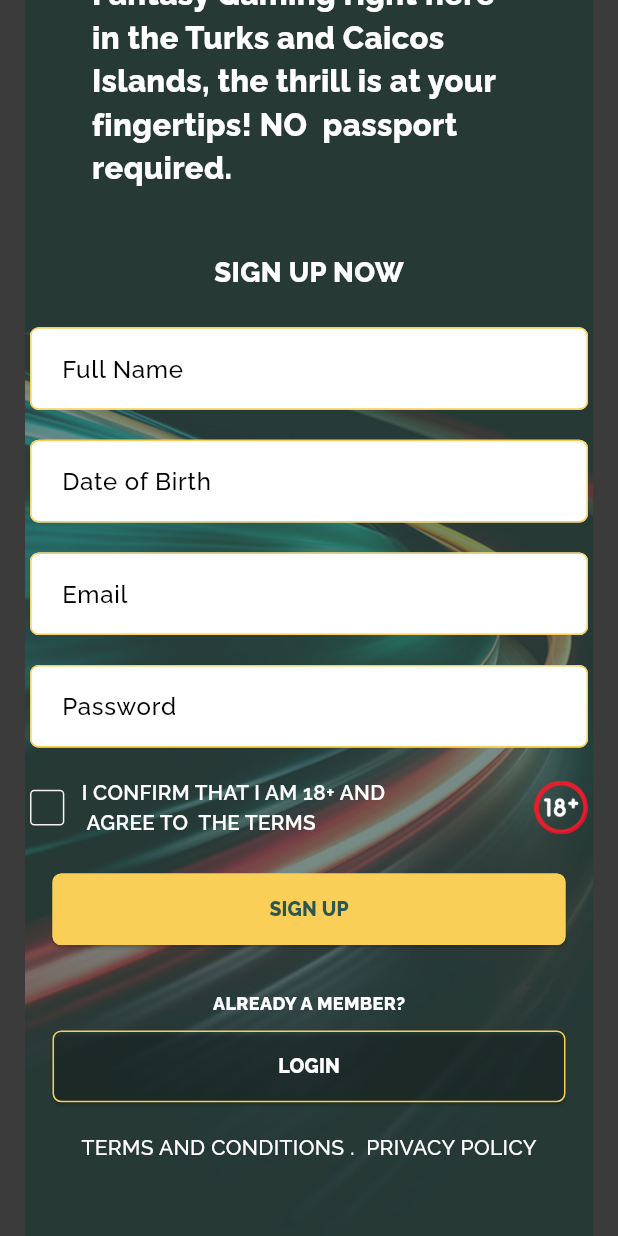
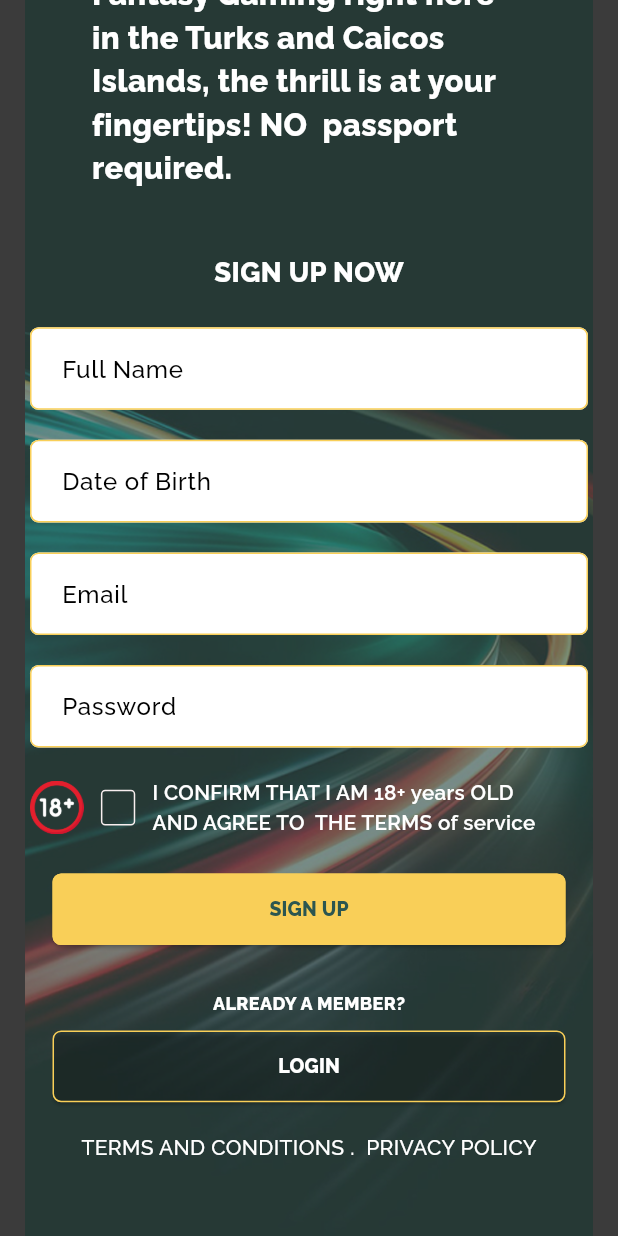
Before and after one commit to JZtechDev/fmlfantasy, a Flutter app: the screen it shows after launch, scrolled down 204 dp, on a phone screen of 412 x 824 dp. Run offline on Flutter 3.47's test engine with Material 3 defaults, Android fonts, the phone set to English and light mode, and no system bars; our stand-ins replace animate_do, country_picker, dio, dropdown_button2, easy_stepper, fl_chart and 18 more; missing offline and left inert: carousel_slider_plus, clipboard, flutter_idensic_mobile_sdk_plugin, local_session_timeout; project files that could hold a hidden picture were left out.

Commit message:
ui chnages

```diff
--- a/lib/app/app pages/app_pages.dart
+++ b/lib/app/app pages/app_pages.dart
@@ -49,7 +49,11 @@ class AppPages {
     //   page: () => const NewAuthView(),
     // ),
     GetPage(name: AppRoutes.otp, page: () => const OtpView()),
-    GetPage(name: AppRoutes.registerUser, page: () => const RegisterView()),
+    GetPage(
+        name: AppRoutes.registerUser,
+        page: () => const RegisterView(),
+        transition: Transition.fadeIn,
+        transitionDuration: const Duration(milliseconds: 1500)),
     GetPage(name: AppRoutes.loginView, page: () => const LoginView()),
     GetPage(name: AppRoutes.succesView, page: () => const SuccessView()),
     GetPage(
@@ -110,7 +114,10 @@ class AppPages {
     GetPage(name: AppRoutes.friendsView, page: () => const FriendsView()),
     GetPage(
         name: AppRoutes.playersStatsView, page: () => const PlayersStatsView()),
-    GetPage(name: AppRoutes.dashboardView, page: () => const DashboardView()),
+    GetPage(
+        name: AppRoutes.dashboardView,
+        page: () => const DashboardView(),
+        transitionDuration: const Duration(milliseconds: 1000)),
     GetPage(name: AppRoutes.playersView, page: () => const PlayersView()),
     GetPage(name: AppRoutes.teamsView, page: () => const TeamsView()),
     GetPage(
--- a/lib/app/app_images/app_images.dart
+++ b/lib/app/app_images/app_images.dart
@@ -23,7 +23,7 @@ class AppImages {
   static const String americanFootballsvg =
       'assets/sports_icon/png/american_football.png';
   static const String baseballsvg = 'assets/sports_icon/png/baseBall.png';
-  static const String iceHockeysvg = 'assets/sports_icon/png/hockey.png';
+  static const String iceHockeysvg = 'assets/new_images/hockey.png';
 
   //home
   static const String searchMenu = 'assets/icons/screenmenu.svg';
--- a/lib/ui/views/new_auth/register_view.dart
+++ b/lib/ui/views/new_auth/register_view.dart
@@ -1,3 +1,4 @@
+import 'package:animate_do/animate_do.dart';
 import 'package:fmlfantasy/app/app_images/app_images.dart';
 import 'package:fmlfantasy/app/app_sizings.dart';
 import 'package:fmlfantasy/app/textstyles/textstyle.dart';
@@ -31,11 +32,44 @@ class RegisterView extends StatelessWidget {
                     mainAxisAlignment: MainAxisAlignment.start,
                     crossAxisAlignment: CrossAxisAlignment.center,
                     children: [
-                      Image.asset(AppImages.logo, width: 150.w),
+                      AnimatedContainer(
+                        duration: const Duration(
+                            seconds: 5), // For container's own animation
+                        child: Hero(
+                          tag: 'logo',
+                          transitionOnUserGestures: true,
+                          // createRectTween: (begin, end) {
+                          //   return MaterialRectArcTween(
+                          //       begin: begin, end: end); // Smooth path
+                          // },
+                          // flightShuttleBuilder: (
+                          //   BuildContext flightContext,
+                          //   Animation<double> animation,
+                          //   HeroFlightDirection flightDirection,
+                          //   BuildContext fromHeroContext,
+                          //   BuildContext toHeroContext,
+                          // ) {
+                          //   return ScaleTransition(
+                          //     scale: CurvedAnimation(
+                          //       parent: animation,
+                          //       curve:
+                          //           Curves.easeInOutCubic, // Smooth, slow curve
+                          //     ),
+                          //     child: Image.asset(
+                          //       AppImages.logo,
+                          //       width: 150.w,
+                          //     ),
+                          //   );
+                          // },
+                          child: Image.asset(AppImages.logo, width: 150.w),
+                        ),
+                      ),
                       verticalSpace(20.h),
                       Padding(
                         padding:
                             EdgeInsets.symmetric(horizontal: Get.width * 0.1),
+                        child: FadeIn(
+                          duration: const Duration(seconds: 2),
                           child: Text(
                             'Fantasy Gaming right here in the Turks and Caicos Islands, the thrill is at your fingertips! NO  passport required.'
                                 .tr,
@@ -46,13 +80,17 @@ class RegisterView extends StatelessWidget {
                                 fontWeight: FontWeight.w800),
                           ),
                         ),
+                      ),
                       verticalSpace(35.h),
-                      Text('SIGN UP NOW'.tr,
+                      SlideInUp(
+                        duration: Duration(seconds: 2),
+                        child: Text('SIGN UP NOW'.tr,
                             style: globalTextStyle(
                                 fontSize:
                                     AppSizing.isMobile(context) ? 16.sp : 14.sp,
                                 color: AppColors.white,
                                 fontWeight: FontWeight.w800)),
+                      ),
                       verticalSpace(24),
                       AppTextField(
                           labelText: 'Full Name'.tr, obscureText: false),
@@ -66,6 +104,9 @@ class RegisterView extends StatelessWidget {
                       verticalSpace(20),
                       Row(
                         children: [
+                          Image.asset('assets/new_images/18+.png',
+                              height: 30.h),
+                          horizontalSpace(10.w),
                           GestureDetector(
                             onTap: () {
                               controller.isAgreed = !controller.isAgreed;
@@ -86,9 +127,10 @@ class RegisterView extends StatelessWidget {
                                     : Container()),
                           ),
                           horizontalSpace(10.w),
-                          Expanded(
+                          SizedBox(
+                            width: AppSizing.width(context) * 0.65,
                             child: Text(
-                                'I CONFIRM THAT I AM 18+ AND \n AGREE TO  THE TERMS'
+                                'I CONFIRM THAT I AM 18+ years OLD AND AGREE TO  THE TERMS of service'
                                     .tr,
                                 style: globalTextStyle(
                                     fontSize: AppSizing.isMobile(context)
@@ -97,8 +139,6 @@ class RegisterView extends StatelessWidget {
                                     color: AppColors.white,
                                     fontWeight: FontWeight.w600)),
                           ),
-                          horizontalSpace(10.w),
-                          Image.asset('assets/new_images/18+.png', height: 30.h)
                         ],
                       ),
                       verticalSpace(20.h),
--- a/pubspec.yaml
+++ b/pubspec.yaml
@@ -50,6 +50,8 @@ dependencies:
   # uni_links: ^0.5.1    # For deep linking
   url_launcher: ^6.1.0 # For URL handling
   google_fonts: ^6.2.1
+  animate_do: ^4.2.0
+  device_preview: ^1.2.0
 
 dev_dependencies:
   flutter_test:
```
Also changed, not shown: lib/ui/components/home_appbar.dart (+22 -9 lines), lib/ui/components/sports_tab_bar.dart (+7 -4 lines), lib/ui/views/dashboard/controller/dashboard_controller.dart (+0 -14 lines), lib/ui/views/splash_screen/splash_view.dart (+3 -4 lines), assets/new_images/Exit.png (added), assets/new_images/Vector.png (added), assets/new_images/hockey.png (added), pubspec.lock. Lines whose indentation alone changed are shown as unchanged.
